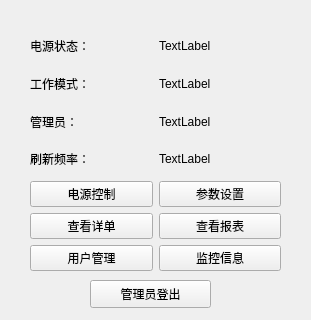
Above: Master/managercontrolpanel.ui from L-Jay1999/DistributedTemperatureControlSystem before the change. Below: the same form after it.
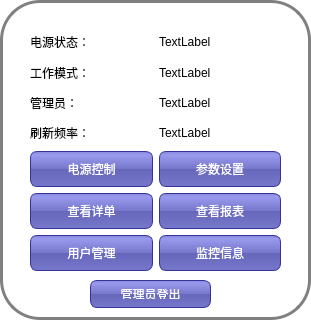
That is the form after the change.

Diff of the .ui file:
```diff
--- a/Master/managercontrolpanel.ui
+++ b/Master/managercontrolpanel.ui
@@ -13,6 +13,31 @@
   <property name="windowTitle">
    <string>Form</string>
   </property>
+  <property name="styleSheet">
+   <string notr="true">QPushButton {
+color: white;
+background-color: QLinearGradient( x1: 0, y1: 0, x2: 0, y2: 1, stop: 0 #88d, stop: 0.1 #99e, stop: 0.49 #77c, stop: 0.5 #66b, stop: 1 #77c);
+border-width: 1px;
+border-color: #339;
+border-style: solid;
+border-radius: 7;
+padding:8px;
+font-size: 12px;
+padding-left: 5px;
+padding-right: 5px;
+}
+#ManagerControlPanel
+{
+
+border: 3px solid gray;
+border-radius: 40px;
+background: white;
+}
+QLabel {
+font-weight：bold;
+font-size：15px;
+}</string>
+  </property>
   <widget class="QWidget" name="gridLayoutWidget">
    <property name="geometry">
     <rect>
@@ -46,6 +71,9 @@
     </item>
     <item row="4" column="1">
      <widget class="QPushButton" name="pushButton_parameter">
+      <property name="styleSheet">
+       <string notr="true"/>
+      </property>
       <property name="text">
        <string>参数设置</string>
       </property>
@@ -60,6 +88,9 @@
     </item>
     <item row="4" column="0">
      <widget class="QPushButton" name="pushButton_power">
+      <property name="styleSheet">
+       <string notr="true"/>
+      </property>
       <property name="text">
        <string>电源控制</string>
       </property>
```
